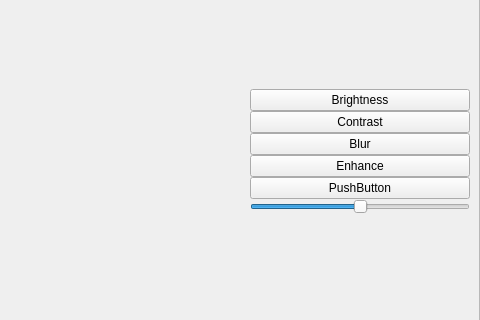
sarimbinwaseem/Visca-Image-Editor, file UI/main.ui: the form before one commit; both pictures show x 723 to 1203 and y 157 to 477 of the 1203 by 616 pixel window.
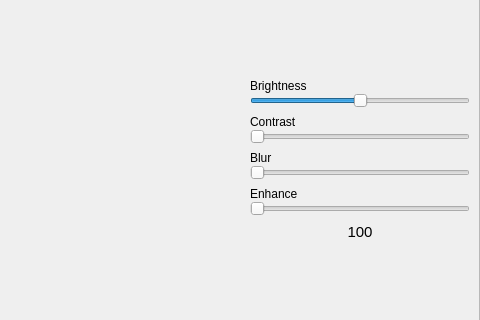
The form after the commit.

Commit message: Changed all buttons to sliders and brightness is working, not saving image yet

```diff
--- a/UI/main.ui
+++ b/UI/main.ui
@@ -164,57 +164,14 @@
               <number>0</number>
              </property>
              <item>
-              <widget class="QPushButton" name="brightnessBtn">
-               <property name="cursor">
-                <cursorShape>PointingHandCursor</cursorShape>
-               </property>
+              <widget class="QLabel" name="label">
                <property name="text">
                 <string>Brightness</string>
                </property>
               </widget>
              </item>
              <item>
-              <widget class="QPushButton" name="contrastBtn">
-               <property name="cursor">
-                <cursorShape>PointingHandCursor</cursorShape>
-               </property>
-               <property name="text">
-                <string>Contrast</string>
-               </property>
-              </widget>
-             </item>
-             <item>
-              <widget class="QPushButton" name="blurBtn">
-               <property name="cursor">
-                <cursorShape>PointingHandCursor</cursorShape>
-               </property>
-               <property name="text">
-                <string>Blur</string>
-               </property>
-              </widget>
-             </item>
-             <item>
-              <widget class="QPushButton" name="enhanceBtn">
-               <property name="cursor">
-                <cursorShape>PointingHandCursor</cursorShape>
-               </property>
-               <property name="text">
-                <string>Enhance</string>
-               </property>
-              </widget>
-             </item>
-             <item>
-              <widget class="QPushButton" name="pushButton_5">
-               <property name="cursor">
-                <cursorShape>PointingHandCursor</cursorShape>
-               </property>
-               <property name="text">
-                <string>PushButton</string>
-               </property>
-              </widget>
-             </item>
-             <item>
-              <widget class="QSlider" name="intensitySlider">
+              <widget class="QSlider" name="brightnessSlider">
                <property name="maximum">
                 <number>200</number>
                </property>
@@ -226,6 +183,100 @@
                </property>
               </widget>
              </item>
+             <item>
+              <spacer name="verticalSpacer_3">
+               <property name="orientation">
+                <enum>Qt::Vertical</enum>
+               </property>
+               <property name="sizeHint" stdset="0">
+                <size>
+                 <width>20</width>
+                 <height>7</height>
+                </size>
+               </property>
+              </spacer>
+             </item>
+             <item>
+              <widget class="QLabel" name="label_2">
+               <property name="text">
+                <string>Contrast</string>
+               </property>
+              </widget>
+             </item>
+             <item>
+              <widget class="QSlider" name="contrastSlider">
+               <property name="orientation">
+                <enum>Qt::Horizontal</enum>
+               </property>
+              </widget>
+             </item>
+             <item>
+              <spacer name="verticalSpacer_2">
+               <property name="orientation">
+                <enum>Qt::Vertical</enum>
+               </property>
+               <property name="sizeHint" stdset="0">
+                <size>
+                 <width>20</width>
+                 <height>7</height>
+                </size>
+               </property>
+              </spacer>
+             </item>
+             <item>
+              <widget class="QLabel" name="label_3">
+               <property name="text">
+                <string>Blur</string>
+               </property>
+              </widget>
+             </item>
+             <item>
+              <widget class="QSlider" name="blurSlider">
+               <property name="orientation">
+                <enum>Qt::Horizontal</enum>
+               </property>
+              </widget>
+             </item>
+             <item>
+              <spacer name="verticalSpacer">
+               <property name="orientation">
+                <enum>Qt::Vertical</enum>
+               </property>
+               <property name="sizeHint" stdset="0">
+                <size>
+                 <width>20</width>
+                 <height>7</height>
+                </size>
+               </property>
+              </spacer>
+             </item>
+             <item>
+              <widget class="QLabel" name="label_4">
+               <property name="text">
+                <string>Enhance</string>
+               </property>
+              </widget>
+             </item>
+             <item>
+              <widget class="QSlider" name="enhanceSlider">
+               <property name="orientation">
+                <enum>Qt::Horizontal</enum>
+               </property>
+              </widget>
+             </item>
+             <item>
+              <spacer name="verticalSpacer_4">
+               <property name="orientation">
+                <enum>Qt::Vertical</enum>
+               </property>
+               <property name="sizeHint" stdset="0">
+                <size>
+                 <width>20</width>
+                 <height>7</height>
+                </size>
+               </property>
+              </spacer>
+             </item>
              <item>
               <widget class="QLabel" name="intensityLabel">
                <property name="font">
@@ -234,7 +285,7 @@
                 </font>
                </property>
                <property name="text">
-                <string/>
+                <string>100</string>
                </property>
                <property name="alignment">
                 <set>Qt::AlignCenter</set>
```
The commit also changes 5 other files.
